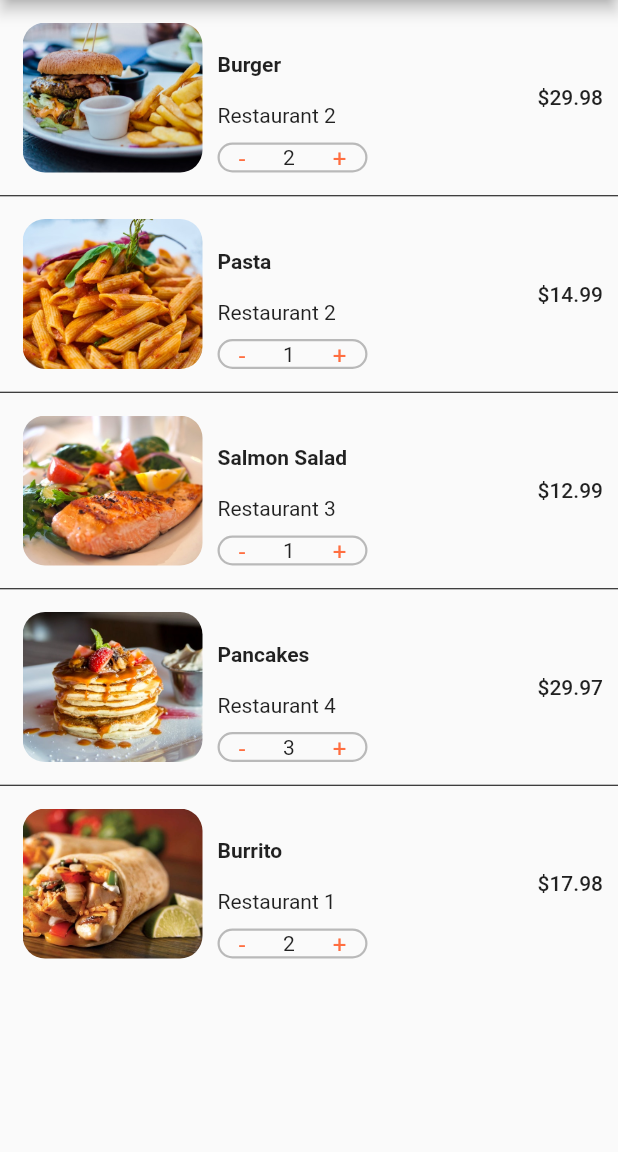
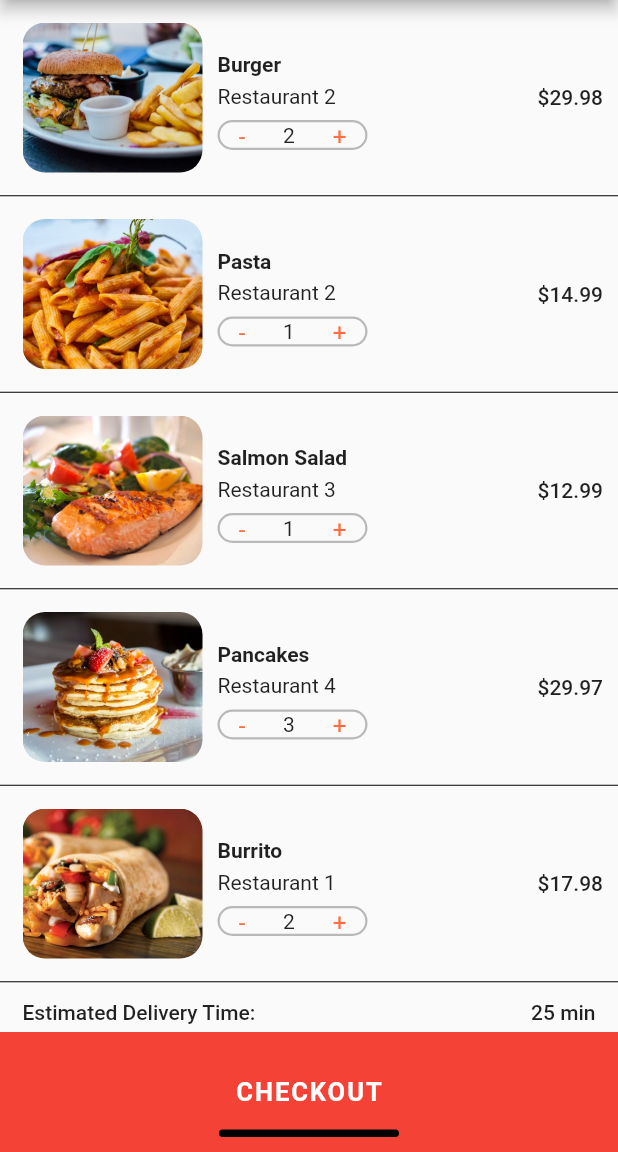
Before and after one commit to Wagner-Coche/food_delivery_app, a Flutter app: the CartScreen screen opened directly, on a phone screen of 412 x 824 dp, the part 84-1236 px from its top. Run offline on Flutter 3.47's test engine with Material 2 defaults, Android fonts, the phone set to English and light mode, and no system bars.

Commit message:
added bottomSheet in cartScreen

```diff
--- a/lib/screens/cart_screen.dart
+++ b/lib/screens/cart_screen.dart
@@ -33,6 +33,37 @@ class _CartScreenState extends State<CartScreen> {
         ),
       ),
       body: const ListViewCartScreen(),
+      bottomSheet: Container(
+        padding: const EdgeInsets.only(bottom: 10),
+        height: 80,
+        width: MediaQuery.of(context).size.width,
+        color: Colors.red,
+        child: Column(
+          mainAxisAlignment: MainAxisAlignment.end,
+          children: [
+            Container(
+              margin: const EdgeInsets.only(bottom: 15),
+              child: const Text(
+                "CHECKOUT",
+                style: TextStyle(
+                  color: Colors.white,
+                  fontSize: 17,
+                  fontWeight: FontWeight.bold,
+                  letterSpacing: 1.3
+                ),
+              ),
+            ),
+            Container(
+              height: 5,
+              width: 120,
+              decoration: BoxDecoration(
+                color: Colors.black,
+                borderRadius: BorderRadius.circular(15)
+              ),
+            )
+          ],
+        ),
+      ),
     );
   }
 }
--- a/lib/widgets/listview_cart_screen.dart
+++ b/lib/widgets/listview_cart_screen.dart
@@ -14,19 +14,8 @@ class ListViewCartScreen extends StatefulWidget {
 }
 
 class _ListViewCartScreenState extends State<ListViewCartScreen> {
-  @override
-  Widget build(BuildContext context) {
-    return ListView.separated(
-      physics: const BouncingScrollPhysics(),
-      itemCount: currentUser.cart.length,
-      separatorBuilder: (BuildContext context, int index) {
-        return const Divider(
-          height: 1.0,
-          color: Colors.black,
-        );
-      },
-      itemBuilder: (BuildContext context, int index) {
-        Order cart = currentUser.cart[index];
+
+  _buildListCart(Order cart) {
     return Container(
       margin: const EdgeInsets.only(left: 15.0, top: 15.0, bottom: 15.0, right: 10),
       height: 100,
@@ -58,15 +47,15 @@ class _ListViewCartScreenState extends State<ListViewCartScreen> {
                       ),
                     ),
                   ),
-                      const SizedBox(height: 10),
                   Text(
                     cart.restaurant.name,
                     style: const TextStyle(
                       fontWeight: FontWeight.w400
                     ),
                   ),
-                      const SizedBox(height: 10),
+                  const SizedBox(height: 8),
                   Container(
+                    margin: const EdgeInsets.only(bottom: 15),
                     height: 20,
                     width: 100,
                     decoration: BoxDecoration(
@@ -123,6 +112,76 @@ class _ListViewCartScreenState extends State<ListViewCartScreen> {
         ],
       ),
     );
+  }
+
+  @override
+  Widget build(BuildContext context) {
+    double totalPrice = 0;
+    for (var price in currentUser.cart) {
+      totalPrice += price.quantity * price.food.price;
+    }
+
+    return ListView.separated(
+      itemCount: currentUser.cart.length + 2,
+      separatorBuilder: (BuildContext context, int index) {
+        return const Divider(
+          height: 1.0,
+          color: Colors.black,
+        );
+      },
+      itemBuilder: (BuildContext context, int index) {
+        if (index < currentUser.cart.length) {
+          Order cart = currentUser.cart[index];
+          return _buildListCart(cart);
+        }
+
+        return Column(
+          children: [
+            Container(
+              padding: const EdgeInsets.only(top: 12, bottom: 8),
+              margin: const EdgeInsets.symmetric(horizontal: 15.0),
+              child: Row(
+                mainAxisAlignment: MainAxisAlignment.spaceBetween,
+                children: const <Widget>[
+                  Text(
+                    "Estimated Delivery Time:",
+                    style: TextStyle(
+                      fontWeight: FontWeight.w500
+                    ),
+                  ),
+                  Text(
+                    "25 min",
+                    style: TextStyle(
+                      fontWeight: FontWeight.w500
+                    ),
+                  )
+                ]
+              ),
+            ),
+            Container(
+              padding: const EdgeInsets.only(bottom: 22 ),
+              margin: const EdgeInsets.symmetric(horizontal: 15.0),
+              child: Row(
+                mainAxisAlignment: MainAxisAlignment.spaceBetween,
+                children: <Widget>[
+                  const Text(
+                    "Total Cost:",
+                    style: TextStyle(
+                      fontWeight: FontWeight.w600
+                    ),
+                  ),
+                  Text(
+                    "\$${totalPrice.toStringAsFixed(2)}",
+                    style: const TextStyle(
+                      color: Colors.green,
+                      fontWeight: FontWeight.w500
+                    ),
+                  )
+                ]
+              ),
+            ),
+          ],
+        );
       },
     );
   }
```
Lines whose indentation alone changed are shown as unchanged.
